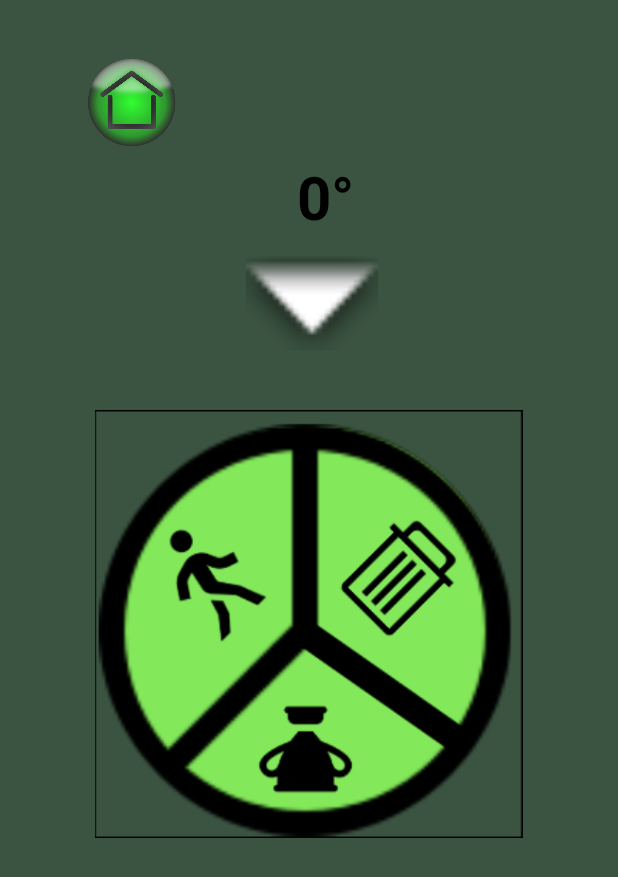
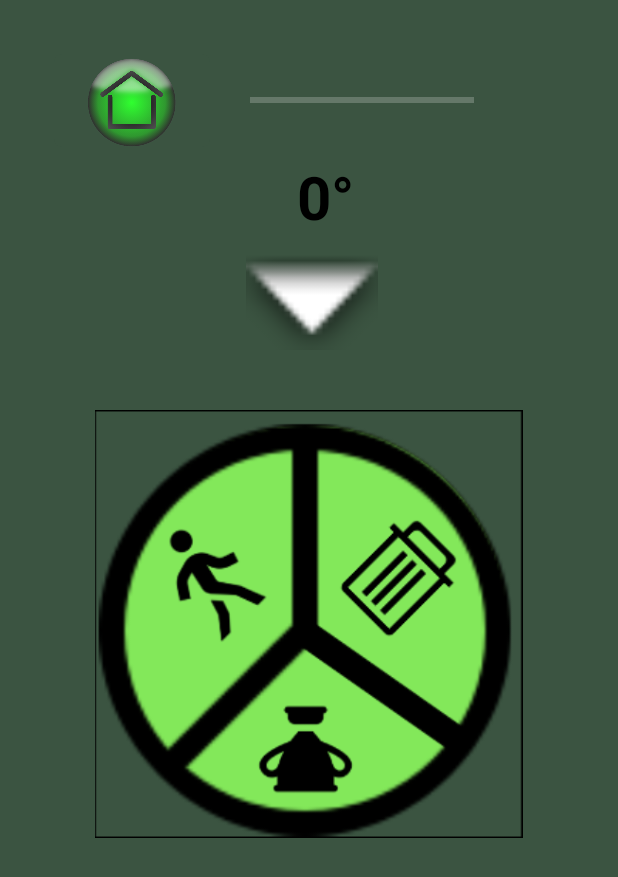
Before and after one commit to 666046/MAMN01_PROJECT, an Android app: the screen it shows after launch (Statistics), after a tap on an icon or button, on a phone screen of 412 x 824 dp. Shown: the top 877 px of the screen. Run offline under Robolectric (Android 15) with nearby library versions, the phone set to English and light mode, and no system bars.

Commit message:
Progress bar

```diff
--- a/app/src/main/java/com/example/sustaintrain/Statistics.java
+++ b/app/src/main/java/com/example/sustaintrain/Statistics.java
@@ -13,6 +13,7 @@ package com.example.sustaintrain;
         import android.view.View;
         import android.widget.ImageButton;
         import android.widget.ImageView;
+        import android.widget.ProgressBar;
         import android.widget.TextView;
 
 public class Statistics extends AppCompatActivity implements SensorEventListener {
@@ -30,6 +31,7 @@ public class Statistics extends AppCompatActivity implements SensorEventListener
     private boolean mLastAccelerometerSet = false;
     private boolean mLastMagnetometerSet = false;
     private ImageButton button;
+    private ProgressBar progressBar;
 
     @Override
     protected void onCreate(Bundle savedInstanceState) {
@@ -39,6 +41,8 @@ public class Statistics extends AppCompatActivity implements SensorEventListener
         mSensorManager = (SensorManager) getSystemService(SENSOR_SERVICE);
         compass_img = (ImageView) findViewById(R.id.pie_menu);
         txt_compass = (TextView) findViewById(R.id.txt_azimuth);
+        progressBar = (ProgressBar) findViewById(R.id.simpleProgressBar);
+
 
         start();
 
@@ -80,13 +84,16 @@ public class Statistics extends AppCompatActivity implements SensorEventListener
         mAzimuth = Math.round(mAzimuth);
         compass_img.setRotation(-mAzimuth);
 
+
+
+
         String where = "Rotate to pick a setting";
 
-        if (mAzimuth >= 1  || mAzimuth <= 120)
+        if (mAzimuth >= 1  && mAzimuth <= 120)
             where = "Trash stats";
-        if(mAzimuth >= 121 || mAzimuth <= 240)
+        if(mAzimuth >= 121 && mAzimuth <= 240)
             where = "High score";
-        if(mAzimuth >= 241 || mAzimuth <= 360)
+        if(mAzimuth >= 241 && mAzimuth <= 360)
             where = "Health stats";
 
 
--- a/app/src/main/res/layout/statistics.xml
+++ b/app/src/main/res/layout/statistics.xml
@@ -68,4 +68,15 @@
         app:layout_constraintStart_toStartOf="parent"
         app:layout_constraintTop_toTopOf="parent" />
 
+    <ProgressBar
+        android:id="@+id/simpleProgressBar"
+        style="@style/Widget.AppCompat.ProgressBar.Horizontal"
+        android:layout_width="149dp"
+        android:layout_height="21dp"
+        android:layout_marginTop="40dp"
+        android:layout_marginEnd="80dp"
+        android:layout_marginRight="80dp"
+        app:layout_constraintEnd_toEndOf="parent"
+        app:layout_constraintTop_toTopOf="parent" />
+
 </android.support.constraint.ConstraintLayout>
```
